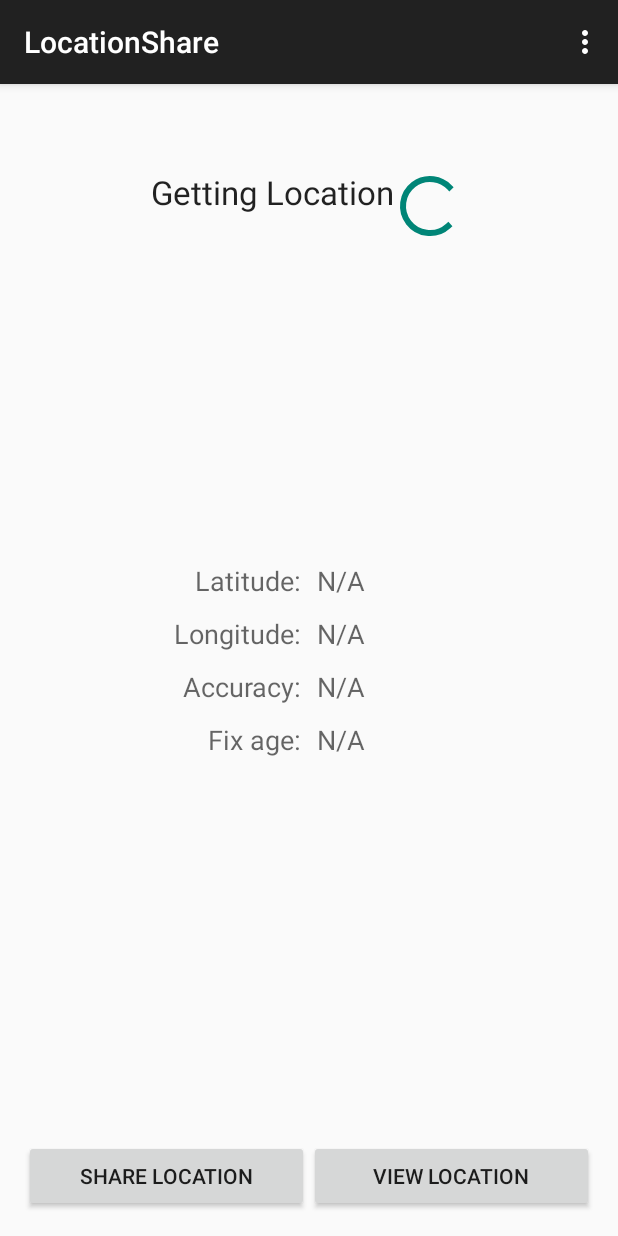
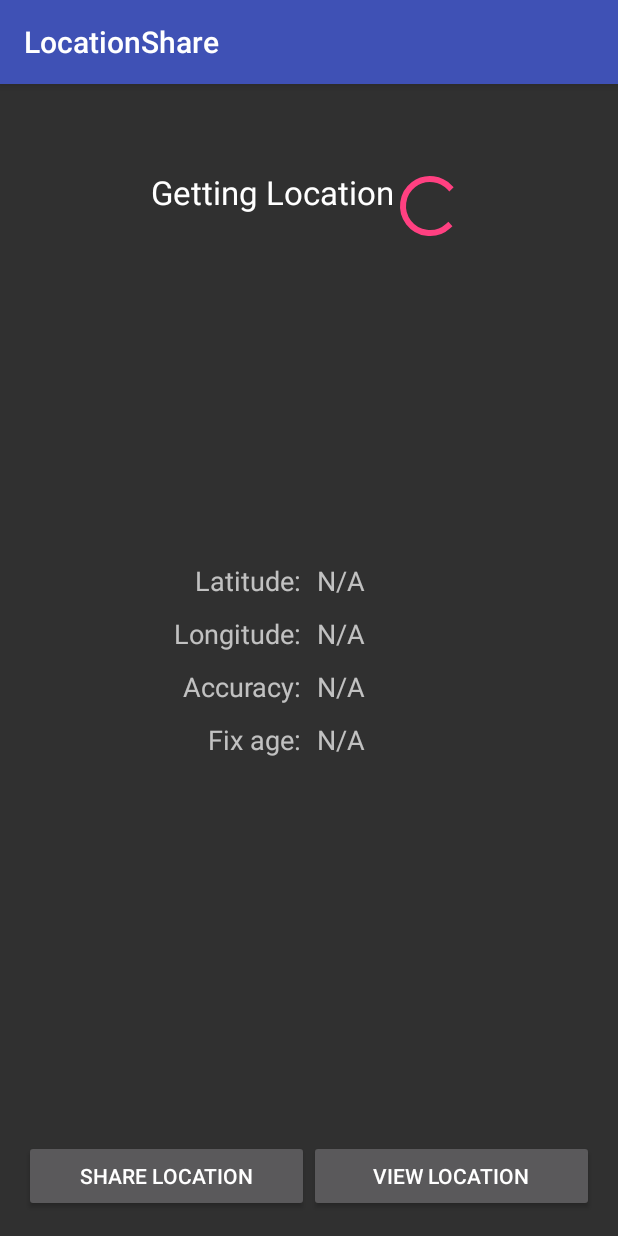
Before and after one commit to pR0Ps/LocationShare, an Android app: the screen it shows after launch (MainActivity), on a phone screen of 412 x 824 dp. Run offline under Robolectric (Android 15) with nearby library versions, the phone set to English and light mode, and no system bars; 1 statement that could not run was skipped.

Commit message:
Modernize app
 - Update Gradle, SDK, and support library
 - Remove unused settings menu
 - Use a material theme

```diff
--- a/app/src/main/java/ca/cmetcalfe/locationshare/MainActivity.java
+++ b/app/src/main/java/ca/cmetcalfe/locationshare/MainActivity.java
@@ -1,10 +1,9 @@
 package ca.cmetcalfe.locationshare;
 
-import android.support.v7.app.ActionBarActivity;
 import android.os.Bundle;
-import android.view.Menu;
 import java.text.DecimalFormat;
 import java.text.MessageFormat;
+
 import android.content.Context;
 import android.content.Intent;
 import android.location.Location;
@@ -13,11 +12,12 @@ import android.location.LocationManager;
 import android.location.GpsStatus;
 import android.net.Uri;
 import android.os.Handler;
+import android.support.v7.app.AppCompatActivity;
 import android.view.View;
 import android.widget.TextView;
 
 
-public class MainActivity extends ActionBarActivity {
+public class MainActivity extends AppCompatActivity {
 
     LocationManager mLocManager;
     LocationListener mLocListener;
@@ -112,13 +112,6 @@ public class MainActivity extends ActionBarActivity {
     }
 
     @Override
-    public boolean onCreateOptionsMenu(Menu menu) {
-        // Inflate the menu; this adds items to the action bar if it is present.
-        getMenuInflater().inflate(R.menu.main, menu);
-        return true;
-    }
-
-    @Override
     protected void onStop(){
         super.onStop();
         mLocManager.removeUpdates(mLocListener);
--- a/app/src/main/res/menu/main.xml
+++ /dev/null
@@ -1,9 +0,0 @@
-<menu xmlns:android="http://schemas.android.com/apk/res/android"
-    xmlns:app="http://schemas.android.com/apk/res-auto"
-    xmlns:tools="http://schemas.android.com/tools"
-    tools:context=".MainActivity" >
-    <item android:id="@+id/action_settings"
-        android:title="@string/action_settings"
-        android:orderInCategory="100"
-        app:showAsAction="never" />
-</menu>
--- /dev/null
+++ b/app/src/main/res/values/colors.xml
@@ -0,0 +1,6 @@
+<?xml version="1.0" encoding="utf-8"?>
+<resources>
+    <color name="colorPrimary">#3F51B5</color>
+    <color name="colorPrimaryDark">#303F9F</color>
+    <color name="colorAccent">#FF4081</color>
+</resources>
--- a/app/src/main/res/values/strings.xml
+++ b/app/src/main/res/values/strings.xml
@@ -1,4 +1,3 @@
-<?xml version="1.0" encoding="utf-8"?>
 <resources>
 
     <string name="app_name">LocationShare</string>
--- a/app/src/main/res/values/styles.xml
+++ b/app/src/main/res/values/styles.xml
@@ -1,8 +1,11 @@
 <resources>
 
     <!-- Base application theme. -->
-    <style name="AppTheme" parent="Theme.AppCompat.Light.DarkActionBar">
+    <style name="AppTheme" parent="Theme.AppCompat">
         <!-- Customize your theme here. -->
+        <item name="colorPrimary">@color/colorPrimary</item>
+        <item name="colorPrimaryDark">@color/colorPrimaryDark</item>
+        <item name="colorAccent">@color/colorAccent</item>
     </style>
 
 </resources>
--- a/build.gradle
+++ b/build.gradle
@@ -5,7 +5,7 @@ buildscript {
         jcenter()
     }
     dependencies {
-        classpath 'com.android.tools.build:gradle:1.3.0'
+        classpath 'com.android.tools.build:gradle:2.2.0'
 
         // NOTE: Do not place your application dependencies here; they belong
         // in the individual module build.gradle files
@@ -17,3 +17,7 @@ allprojects {
         jcenter()
     }
 }
+
+task clean(type: Delete) {
+    delete rootProject.buildDir
+}
```
Also changed, not shown: app/build.gradle (+6 -6 lines), app/src/main/AndroidManifest.xml (+5 -6 lines), gradle.properties (added, +17 -0 lines), app/src/main/res/drawable-hdpi/ic_launcher.png (deleted), app/src/main/res/drawable-mdpi/ic_launcher.png (deleted), app/src/main/res/drawable-xhdpi/ic_launcher.png (deleted), app/src/main/res/drawable-xxhdpi/ic_launcher.png (deleted), app/src/main/res/mipmap-hdpi/ic_launcher.png (added), app/src/main/res/mipmap-mdpi/ic_launcher.png (added), app/src/main/res/mipmap-xhdpi/ic_launcher.png (added), app/src/main/res/mipmap-xxhdpi/ic_launcher.png (added), app/src/main/res/mipmap-xxxhdpi/ic_launcher.png (added), gradle/wrapper/gradle-wrapper.properties, 3 other files. Lines whose indentation alone changed are shown as unchanged.
